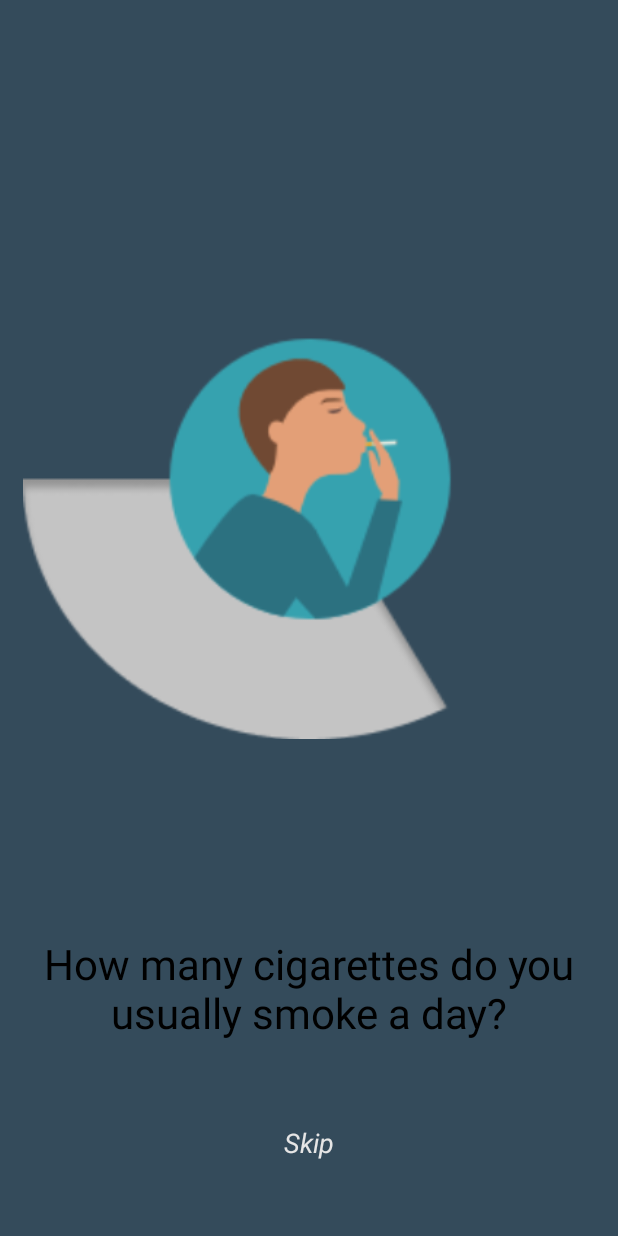
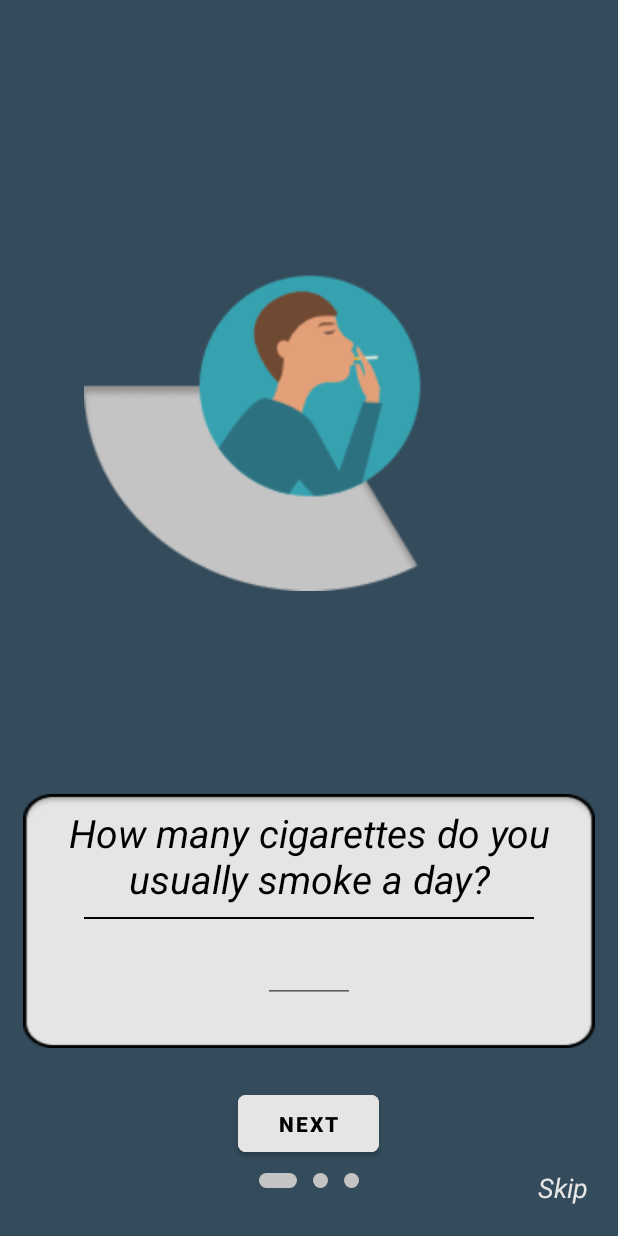
Before and after one commit to ewald98/ViceLess, an Android app: the screen it shows after launch (MainActivity), on a phone screen of 412 x 824 dp. Run offline under Robolectric (Android 15) with nearby library versions, the phone set to English and light mode, and no system bars.

Commit message:
improved smoking intro slides;

```diff
--- a/app/build.gradle
+++ b/app/build.gradle
@@ -36,4 +36,7 @@ dependencies {
     androidTestImplementation 'androidx.test.espresso:espresso-core:3.2.0'
 
     implementation 'androidx.viewpager2:viewpager2:1.1.0-alpha01'
+
+    implementation 'com.google.android.material:material:1.2.0-alpha06'
+
 }
--- a/app/src/main/AndroidManifest.xml
+++ b/app/src/main/AndroidManifest.xml
@@ -9,6 +9,7 @@
         android:roundIcon="@mipmap/ic_launcher_round"
         android:supportsRtl="true"
         android:theme="@style/AppTheme">
+        <activity android:name=".SmokingHomeActivity"></activity>
         <activity android:name=".MainActivity">
             <intent-filter>
                 <action android:name="android.intent.action.MAIN" />
--- a/app/src/main/java/com/example/viceless/MainActivity.kt
+++ b/app/src/main/java/com/example/viceless/MainActivity.kt
@@ -1,7 +1,17 @@
 package com.example.viceless
 
+import android.content.Intent
+import android.media.Image
+import android.os.Build
 import android.os.Bundle
+import android.view.ViewGroup.LayoutParams.WRAP_CONTENT
+import android.widget.ImageView
+import android.widget.LinearLayout
+import androidx.annotation.RequiresApi
 import androidx.appcompat.app.AppCompatActivity
+import androidx.core.content.ContextCompat
+import androidx.core.view.get
+import androidx.viewpager2.widget.ViewPager2
 import kotlinx.android.synthetic.main.activity_main.*
 
 
@@ -24,5 +34,66 @@ class MainActivity : AppCompatActivity() {
 
         setContentView(R.layout.activity_main)
         introSliderViewPager.adapter = introSliderAdapter
+
+        setupIndicators()
+        setCurrentIndicator(0)
+        introSliderViewPager.registerOnPageChangeCallback(object :
+            ViewPager2.OnPageChangeCallback() {
+                override fun onPageSelected(position: Int) {
+                    super.onPageSelected(position)
+                    setCurrentIndicator(position)
+                }
+            }
+        )
+
+        buttonNext.setOnClickListener {
+            if (introSliderViewPager.currentItem + 1 < introSliderAdapter.itemCount) {
+                introSliderViewPager.currentItem += 1
+            } else {
+                Intent(applicationContext, SmokingHomeActivity::class.java).also {
+                    startActivity(it)
+                }
+            }
+        }
+        skip_button.setOnClickListener {
+            Intent(applicationContext, SmokingHomeActivity::class.java).also {
+                startActivity(it)
+            }
+        }
+    }
+
+    private fun setupIndicators() {
+        val indicators = arrayOfNulls<ImageView>(introSliderAdapter.itemCount)
+        val layoutParams: LinearLayout.LayoutParams =
+            LinearLayout.LayoutParams(WRAP_CONTENT, WRAP_CONTENT)
+
+        layoutParams.setMargins(8, 0, 8, 0)
+        for (i in indicators.indices) {
+            indicators[i] = ImageView(applicationContext)
+            indicators[i].apply {
+                this?.setImageDrawable(
+                    ContextCompat.getDrawable(
+                        applicationContext,
+                        R.drawable.indicator_inactive
+                    )
+                )
+                this?.layoutParams = layoutParams
+            }
+            indicatorsContainer.addView(indicators[i])
+        }
+    }
+
+    private fun setCurrentIndicator(index: Int) {
+        val childCount = indicatorsContainer.childCount
+
+        for (i in 0 until childCount) {
+            val imageView = indicatorsContainer[i] as ImageView
+            imageView.setImageDrawable(
+                ContextCompat.getDrawable(
+                    applicationContext,
+                    if (i == index) R.drawable.indicator_active else R.drawable.indicator_inactive
+                )
+            )
+        }
     }
 }
--- /dev/null
+++ b/app/src/main/java/com/example/viceless/SmokingHomeActivity.kt
@@ -0,0 +1,12 @@
+package com.example.viceless
+
+import androidx.appcompat.app.AppCompatActivity
+import android.os.Bundle
+
+class SmokingHomeActivity : AppCompatActivity() {
+
+    override fun onCreate(savedInstanceState: Bundle?) {
+        super.onCreate(savedInstanceState)
+        setContentView(R.layout.activity_smoking_home)
+    }
+}
--- /dev/null
+++ b/app/src/main/res/drawable/indicator_active.xml
@@ -0,0 +1,9 @@
+<?xml version="1.0" encoding="utf-8"?>
+<shape xmlns:android="http://schemas.android.com/apk/res/android"
+    android:shape="rectangle">
+
+    <solid android:color="@color/colorSecondary" />
+    <size android:width="25dp" android:height="10dp" />
+    <corners android:radius="20dp" />
+
+</shape>
--- /dev/null
+++ b/app/src/main/res/drawable/indicator_inactive.xml
@@ -0,0 +1,10 @@
+<?xml version="1.0" encoding="utf-8"?>
+<shape xmlns:android="http://schemas.android.com/apk/res/android"
+    android:shape="oval">
+
+    <solid android:color="@color/colorSecondary" />
+    <size
+        android:width="10dp"
+        android:height="10dp" />
+
+</shape>
--- a/app/src/main/res/layout/activity_main.xml
+++ b/app/src/main/res/layout/activity_main.xml
@@ -7,40 +7,56 @@
     android:background="@color/colorPrimary"
     tools:context=".MainActivity">
 
+
     <LinearLayout
         android:id="@+id/indicatorsContainer"
         android:layout_width="match_parent"
         android:layout_height="wrap_content"
         android:layout_marginBottom="32dp"
+        android:gravity="center"
         android:orientation="horizontal"
         app:layout_constraintBottom_toBottomOf="parent"
         app:layout_constraintEnd_toEndOf="parent"
-        app:layout_constraintStart_toStartOf="parent"
-        />
+        app:layout_constraintStart_toStartOf="parent" />
 
     <TextView
         android:id="@+id/skip_button"
         android:layout_width="wrap_content"
         android:layout_height="wrap_content"
-        android:layout_marginBottom="18dp"
+        android:layout_margin="20dp"
         android:text="@string/skip"
         android:textColor="@color/colorSecondaryText"
         android:textSize="18dp"
         android:textStyle="italic"
-        app:layout_constraintBottom_toTopOf="@+id/indicatorsContainer"
+        app:layout_constraintBottom_toBottomOf="parent"
+        app:layout_constraintEnd_toEndOf="parent" />
+
+    <com.google.android.material.button.MaterialButton
+        android:id="@+id/buttonNext"
+        android:layout_width="94dp"
+        android:layout_height="50dp"
+        android:layout_marginBottom="8dp"
+        android:backgroundTint="@color/colorSecondaryText"
+        android:minWidth="90dp"
+        android:text="@string/next"
+        android:textColor="@color/colorPrimaryText"
+        android:textSize="14sp"
+
+        android:textStyle="bold"
+        app:cornerRadius="5dp"
+        app:layout_constraintBottom_toTopOf="@id/indicatorsContainer"
         app:layout_constraintEnd_toEndOf="parent"
+        app:layout_constraintHorizontal_bias="0.498"
         app:layout_constraintStart_toStartOf="parent" />
 
     <androidx.viewpager2.widget.ViewPager2
         android:id="@+id/introSliderViewPager"
         android:layout_width="match_parent"
         android:layout_height="0dp"
-        android:layout_marginBottom="40dp"
+        android:layout_marginBottom="10dp"
         android:overScrollMode="never"
-        app:layout_constraintBottom_toTopOf="@+id/skip_button"
+        app:layout_constraintBottom_toTopOf="@+id/buttonNext"
         app:layout_constraintTop_toTopOf="parent" />
-
-
 
     <!--    <ImageView-->
     <!--        android:id="@+id/imageView"-->
--- /dev/null
+++ b/app/src/main/res/layout/activity_smoking_home.xml
@@ -0,0 +1,9 @@
+<?xml version="1.0" encoding="utf-8"?>
+<androidx.constraintlayout.widget.ConstraintLayout xmlns:android="http://schemas.android.com/apk/res/android"
+    xmlns:app="http://schemas.android.com/apk/res-auto"
+    xmlns:tools="http://schemas.android.com/tools"
+    android:layout_width="match_parent"
+    android:layout_height="match_parent"
+    tools:context=".SmokingHomeActivity">
+
+</androidx.constraintlayout.widget.ConstraintLayout>
--- a/app/src/main/res/layout/slide_item_container.xml
+++ b/app/src/main/res/layout/slide_item_container.xml
@@ -1,6 +1,7 @@
 <?xml version="1.0" encoding="utf-8"?>
 <LinearLayout xmlns:android="http://schemas.android.com/apk/res/android"
     xmlns:app="http://schemas.android.com/apk/res-auto"
+    xmlns:tools="http://schemas.android.com/tools"
     android:orientation="vertical"
     android:layout_width="match_parent"
     android:layout_height="match_parent"
@@ -8,9 +9,10 @@
 
     <ImageView
         android:id="@+id/imageSlideIcon"
-        android:layout_width="match_parent"
+        android:layout_width="300dp"
         android:layout_height="0dp"
         android:layout_weight="1"
+        android:layout_gravity="center"
         android:contentDescription="@string/app_name" />
 
 <!--    <ImageView-->
@@ -21,16 +23,42 @@
 <!--        app:srcCompat="@drawable/intro_text_placeholder"-->
 <!--        />-->
 
-    <TextView
-        android:id="@+id/textQuestion"
+
+    <LinearLayout
+        android:layout_marginTop="30dp"
         android:layout_width="match_parent"
         android:layout_height="wrap_content"
-        android:text="*Question*"
-        android:gravity="center"
-        android:textColor="@color/colorPrimaryText"
-        android:textSize="28dp"
+        android:orientation="vertical"
+        android:background="@drawable/rectangle_container" >
 
-        android:textAppearance="?android:attr/textAppearanceLarge" />
+        <TextView
+            android:id="@+id/textQuestion"
+            android:layout_margin="8dp"
+            android:layout_width="match_parent"
+            android:layout_height="wrap_content"
+            android:gravity="center"
+            android:text="*Question*"
+            android:textAppearance="?android:attr/textAppearanceLarge"
+            android:textColor="@color/colorPrimaryText"
+            android:textSize="26dp"
+            android:fontFamily="sans-serif"
+            android:textStyle="italic" />
+
+        <View
+            android:layout_width="300dp"
+            android:layout_height="1dp"
+            android:layout_gravity="center"
+            android:background="@color/colorPrimaryText" />
+
+        <EditText
+            android:id="@+id/editText"
+            android:layout_width="wrap_content"
+            android:layout_height="wrap_content"
+            android:layout_gravity="center"
+            android:textSize="26dp"
+            android:ems="2"
+            android:inputType="number" />
+    </LinearLayout>
 
 
 </LinearLayout>
--- a/app/src/main/res/values/strings.xml
+++ b/app/src/main/res/values/strings.xml
@@ -1,4 +1,5 @@
 <resources>
     <string name="app_name">ViceLess</string>
     <string name="skip">Skip</string>
+    <string name="next">next</string>
 </resources>
--- a/app/src/main/res/values/styles.xml
+++ b/app/src/main/res/values/styles.xml
@@ -1,11 +1,11 @@
-<resources>
+<resources xmlns:tools="http://schemas.android.com/tools">
 
     <!-- Base application theme. -->
-    <style name="AppTheme" parent="Theme.AppCompat.Light.DarkActionBar">
+    <style name="AppTheme" parent="Theme.MaterialComponents.Light.NoActionBar">
         <!-- Customize your theme here. -->
-        <item name="colorPrimary">@color/colorPrimary</item>
-<!--        <item name="colorPrimaryDark">@color/colorPrimaryDark</item>-->
-<!--        <item name="colorAccent">@color/colorAccent</item>-->
+        <item name="colorPrimary">@color/colorSecondaryText</item>
+        <item name="colorSecondary">@color/colorSecondary</item>
+        <item name="android:statusBarColor" tools:targetApi="lollipop">@color/colorPrimary</item>
     </style>
 
 </resources>
```
Also changed, not shown: app/src/main/res/drawable/rectangle_container.png (added). Lines whose indentation alone changed are shown as unchanged.
